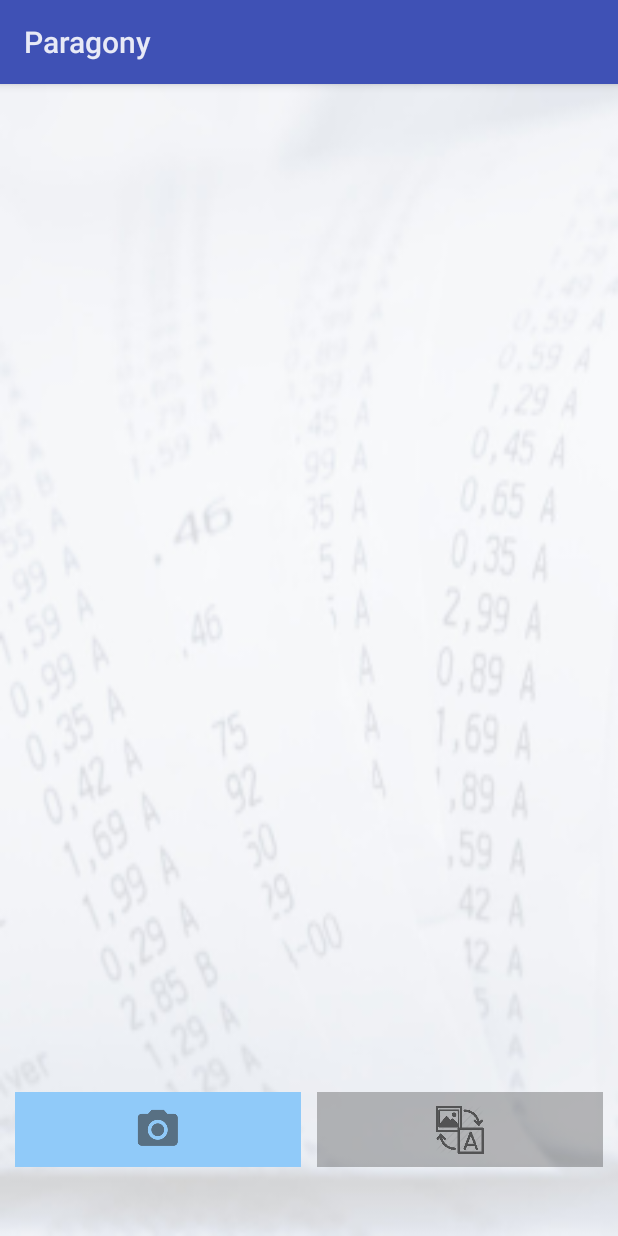
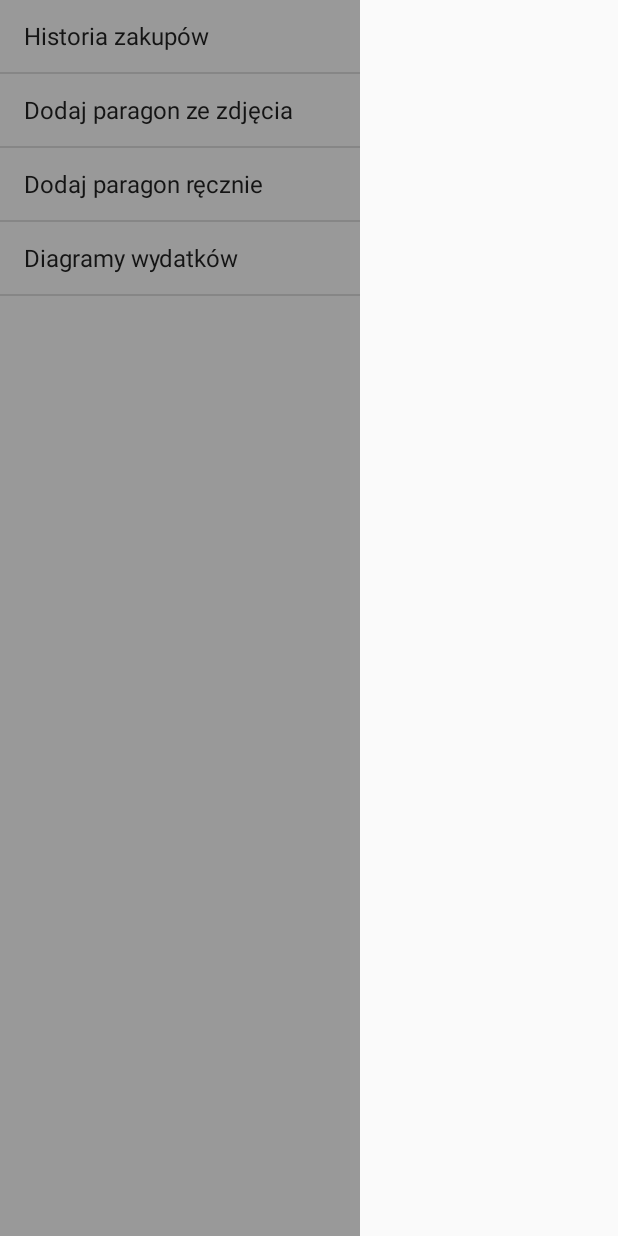
Before and after one commit to gubi95/BillsManagementApp, an Android app: the screen it shows after launch (OCRActivity before the commit, Menu after it), on a phone screen of 412 x 824 dp. Run offline under Robolectric (Android 15) with nearby library versions, the phone set to English and light mode, and no system bars; plain views replace CropImageView.

Commit message:
added drawer menu

```diff
--- a/BillsManagement/app/build.gradle
+++ b/BillsManagement/app/build.gradle
@@ -35,10 +35,12 @@ dependencies {
     androidTestCompile('com.android.support.test.espresso:espresso-core:2.2.2', {
         exclude group: 'com.android.support', module: 'support-annotations'
     })
+    compile group: 'com.google.code.gson', name: 'gson', version: '2.8.0'
     compile 'com.android.support:appcompat-v7:25.3.1'
     compile 'com.theartofdev.edmodo:android-image-cropper:2.4.+'
     compile 'com.rmtheis:tess-two:6.2.0'
     compile 'com.orhanobut:logger:1.15'
-    compile group: 'com.google.code.gson', name: 'gson', version: '2.8.0'
+    compile 'com.android.support.constraint:constraint-layout:1.0.2'
+    compile 'com.android.support:design:25.3.1'
     testCompile 'junit:junit:4.12'
 }
--- /dev/null
+++ b/BillsManagement/app/src/main/java/pwr/billsmanagement/menu/Menu.java
@@ -0,0 +1,41 @@
+package pwr.billsmanagement.menu;
+
+import android.os.Bundle;
+import android.support.v7.app.AppCompatActivity;
+import android.support.v4.widget.DrawerLayout;
+import android.support.v7.widget.Toolbar;
+import android.view.View;
+import android.widget.AdapterView;
+import android.widget.ListView;
+import android.widget.ArrayAdapter;
+import android.widget.AdapterView.OnItemClickListener;
+
+
+import pwr.billsmanagement.R;
+
+
+public class Menu extends AppCompatActivity implements OnItemClickListener{
+
+    private String[] mMenuOptions;
+    private DrawerLayout mDrawerLayout;
+    private ListView mDrawerList;
+
+
+
+    @Override
+    public void onCreate(Bundle savedInstanceState) {
+        super.onCreate(savedInstanceState);
+        setContentView(R.layout.activity_menu);
+
+        mMenuOptions = getResources().getStringArray(R.array.menu_items);
+        mDrawerLayout = (DrawerLayout) findViewById(R.id.drawer_layout);
+        mDrawerList = (ListView) findViewById(R.id.drawer_list);
+        mDrawerList.setAdapter(new ArrayAdapter<>(this, android.R.layout.simple_list_item_1, mMenuOptions));
+        mDrawerList.setOnItemClickListener(this);
+    }
+
+    @Override
+    public void onItemClick(AdapterView<?> parent, View view, int position, long id) {
+        // TODO
+    }
+}
--- /dev/null
+++ b/BillsManagement/app/src/main/res/layout/activity_menu.xml
@@ -0,0 +1,23 @@
+<android.support.v4.widget.DrawerLayout
+    xmlns:android="http://schemas.android.com/apk/res/android"
+    android:id="@+id/drawer_layout"
+    android:layout_width="match_parent"
+    android:layout_height="match_parent">
+    <!-- The main content view -->
+
+
+    <FrameLayout
+
+        android:id="@+id/content_frame"
+        android:layout_width="match_parent"
+        android:layout_height="match_parent" >
+
+        <ListView
+            android:id="@+id/drawer_list"
+            android:layout_width="240dp"
+            android:layout_height="match_parent"
+            android:layout_gravity="start"
+            android:background="#999"/>
+    </FrameLayout>
+    <!-- The navigation drawer -->
+</android.support.v4.widget.DrawerLayout>
--- a/BillsManagement/app/src/main/res/values/dimens.xml
+++ b/BillsManagement/app/src/main/res/values/dimens.xml
@@ -2,4 +2,5 @@
     <!-- Default screen margins, per the Android Design guidelines. -->
     <dimen name="activity_horizontal_margin">16dp</dimen>
     <dimen name="activity_vertical_margin">16dp</dimen>
+    <dimen name="fab_margin">16dp</dimen>
 </resources>
--- a/BillsManagement/app/src/main/res/values/strings.xml
+++ b/BillsManagement/app/src/main/res/values/strings.xml
@@ -1,12 +1,14 @@
 <resources>
     <string name="app_name">Paragony</string>
     <string-array name="menu_items">
-        <item>Skanuj paragon</item>
-        <item>Paragony</item>
-        <item>Ustawienia</item>
+        <item>Historia zakupów</item>
+        <item>Dodaj paragon ze zdjęcia</item>
+        <item>Dodaj paragon ręcznie</item>
+        <item>Diagramy wydatków</item>
     </string-array>
     <string name="ok">OK</string>
     <string name="product_name">Product name</string>
     <string name="product_price">Product price</string>
     <string name="shop_name">Nazwa sklepu</string>
+    <string name="title_activity_menu">Menu</string>
 </resources>
--- a/BillsManagement/app/src/main/res/values/styles.xml
+++ b/BillsManagement/app/src/main/res/values/styles.xml
@@ -8,4 +8,8 @@
         <item name="colorAccent">@color/colorAccent</item>
     </style>
 
+    <style name="AppTheme.AppBarOverlay" parent="ThemeOverlay.AppCompat.Dark.ActionBar" />
+
+    <style name="AppTheme.PopupOverlay" parent="ThemeOverlay.AppCompat.Light" />
+
 </resources>
```
Also changed, not shown: BillsManagement/app/src/main/AndroidManifest.xml (+6 -5 lines), BillsManagement/app/src/main/res/layout/content_menu.xml (added, +11 -0 lines).
